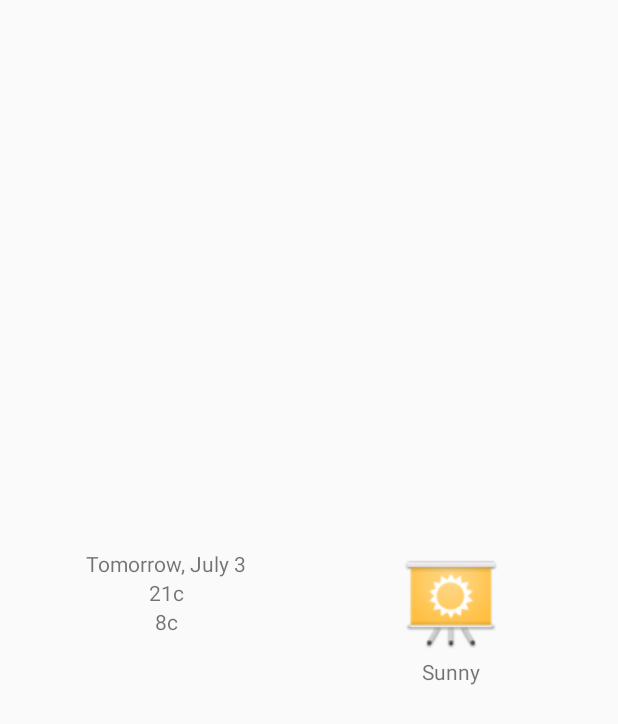
After one commit to thejohanmagnusson/Sunshine, an Android app: the layout list_item_forecast_today.xml on its own in the app's theme, with its tools: preview values and no code run, on a phone screen of 412 x 824 dp. The commit adds this screen. Shown: the top 724 px of the screen. Run offline under Robolectric (Android 15) with nearby library versions, the phone set to English and light mode, and no system bars.

Commit message:
Leason 5:
Changed layout for forecast item.
New layout for forecast detail, not in use yet.

```diff
--- /dev/null
+++ b/app/src/main/res/layout/list_item_forecast_today.xml
@@ -0,0 +1,57 @@
+<?xml version="1.0" encoding="utf-8"?>
+<LinearLayout xmlns:android="http://schemas.android.com/apk/res/android"
+    android:layout_width="match_parent"
+    android:layout_height="wrap_content"
+    android:orientation="horizontal"
+    android:layout_gravity="center_vertical"
+    android:padding="@dimen/abc_list_item_padding_horizontal_material">
+
+    <LinearLayout
+        android:layout_weight="1"
+        android:layout_width="0dp"
+        android:layout_height="wrap_content"
+        android:orientation="vertical"
+        android:gravity="center_horizontal">
+
+        <TextView
+            android:id="@+id/list_item_date_textview"
+            android:layout_width="wrap_content"
+            android:layout_height="wrap_content"
+            android:text="Tomorrow, July 3" />
+
+        <TextView
+            android:id="@+id/list_item_high_textview"
+            android:layout_width="wrap_content"
+            android:layout_height="wrap_content"
+            android:text="21c" />
+
+        <TextView
+            android:id="@+id/list_item_low_textview"
+            android:layout_width="wrap_content"
+            android:layout_height="wrap_content"
+            android:text="8c" />
+
+    </LinearLayout>
+
+    <LinearLayout
+        android:layout_weight="1"
+        android:layout_width="0dp"
+        android:layout_height="wrap_content"
+        android:orientation="vertical"
+        android:gravity="center_horizontal">
+
+        <ImageView
+            android:id="@+id/list_item_icon"
+            android:layout_width="wrap_content"
+            android:layout_height="wrap_content"
+            android:background="@drawable/ic_launcher"/>
+
+        <TextView
+            android:id="@+id/list_item_forecast_textview"
+            android:layout_width="wrap_content"
+            android:layout_height="wrap_content"
+            android:text="Sunny"/>
+
+    </LinearLayout>
+
+</LinearLayout>
```
Also changed, not shown: app/src/main/java/se/johanmagnusson/android/sunshine/ForecastAdapter.java (+3 -4 lines), app/src/main/res/layout/list_item_forecast.xml (+54 -4 lines), app/src/main/res/drawable/ic_launcher.png (added), 2 other files.
